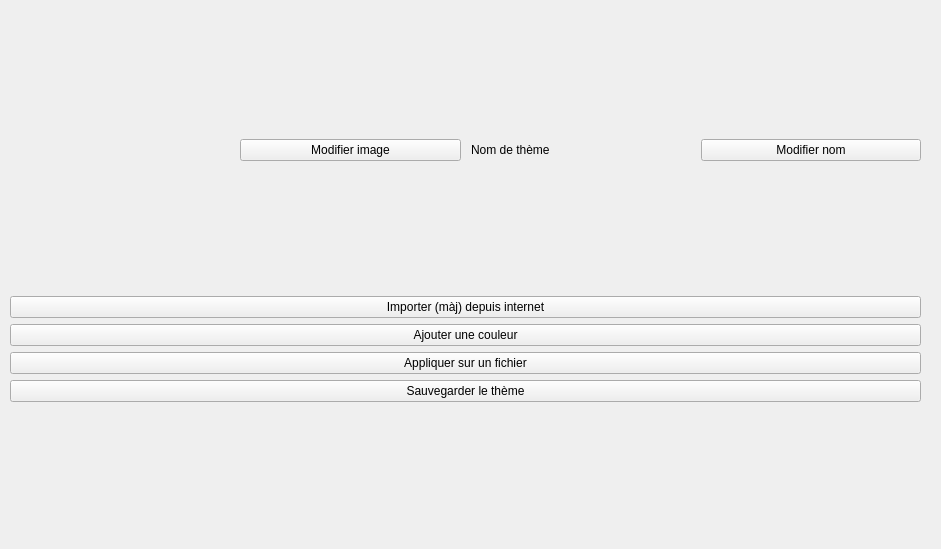
Before: the Qt Designer form ui/theme_editor_page.ui in imanirajdoost/color-theme-manager, drawn with Qt 5.
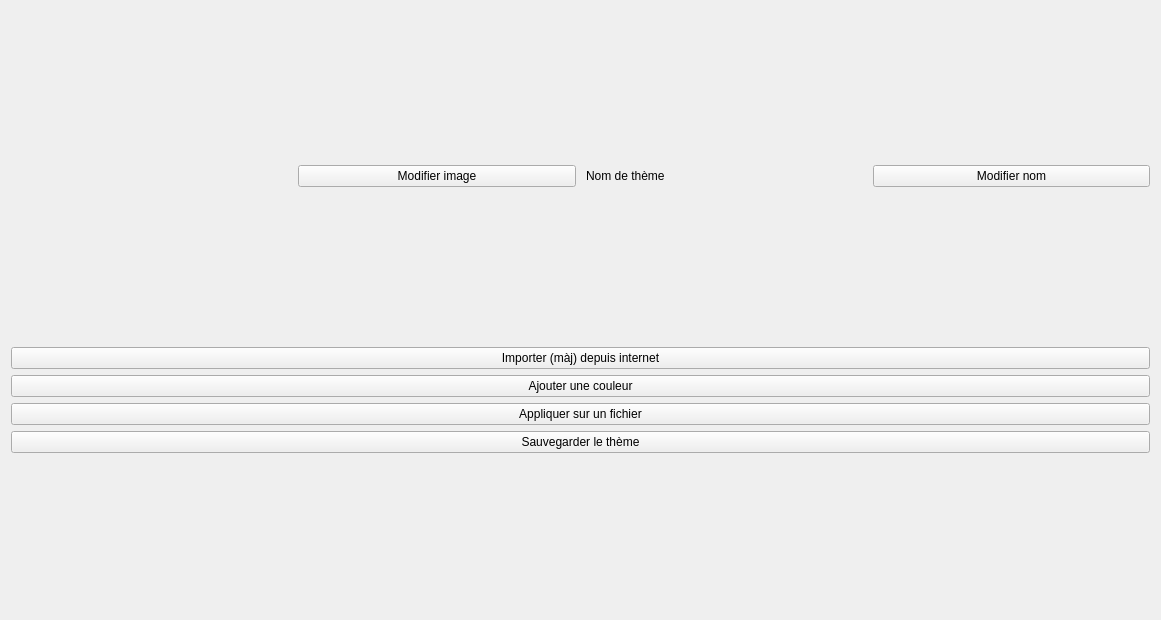
After: the same form once the commit is applied. Icons and pictures are not drawn.

Diff of the .ui file:
```diff
--- a/ui/theme_editor_page.ui
+++ b/ui/theme_editor_page.ui
@@ -6,22 +6,15 @@
    <rect>
     <x>0</x>
     <y>0</y>
-    <width>941</width>
-    <height>549</height>
+    <width>1161</width>
+    <height>620</height>
    </rect>
   </property>
   <property name="windowTitle">
    <string>Form</string>
   </property>
-  <widget class="QWidget" name="verticalLayoutWidget">
-   <property name="geometry">
-    <rect>
-     <x>10</x>
-     <y>10</y>
-     <width>911</width>
-     <height>521</height>
-    </rect>
-   </property>
+  <layout class="QHBoxLayout" name="horizontalLayout_3">
+   <item>
    <layout class="QVBoxLayout" name="verticalLayout" stretch="1,10">
     <item>
      <layout class="QHBoxLayout" name="horizontalLayout" stretch="0,0,0,0">
@@ -101,18 +94,11 @@
      </layout>
     </item>
    </layout>
-  </widget>
-  <widget class="QWidget" name="layoutWidget">
-   <property name="geometry">
-    <rect>
-     <x>510</x>
-     <y>510</y>
-     <width>2</width>
-     <height>2</height>
-    </rect>
-   </property>
+   </item>
+   <item>
    <layout class="QHBoxLayout" name="themeLayout_2"/>
-  </widget>
+   </item>
+  </layout>
  </widget>
  <resources>
   <include location="../resources.qrc"/>
```
Left out of the diff: 6 changed lines with no effect on the pictures. Lines whose indentation alone changed are shown as unchanged.
